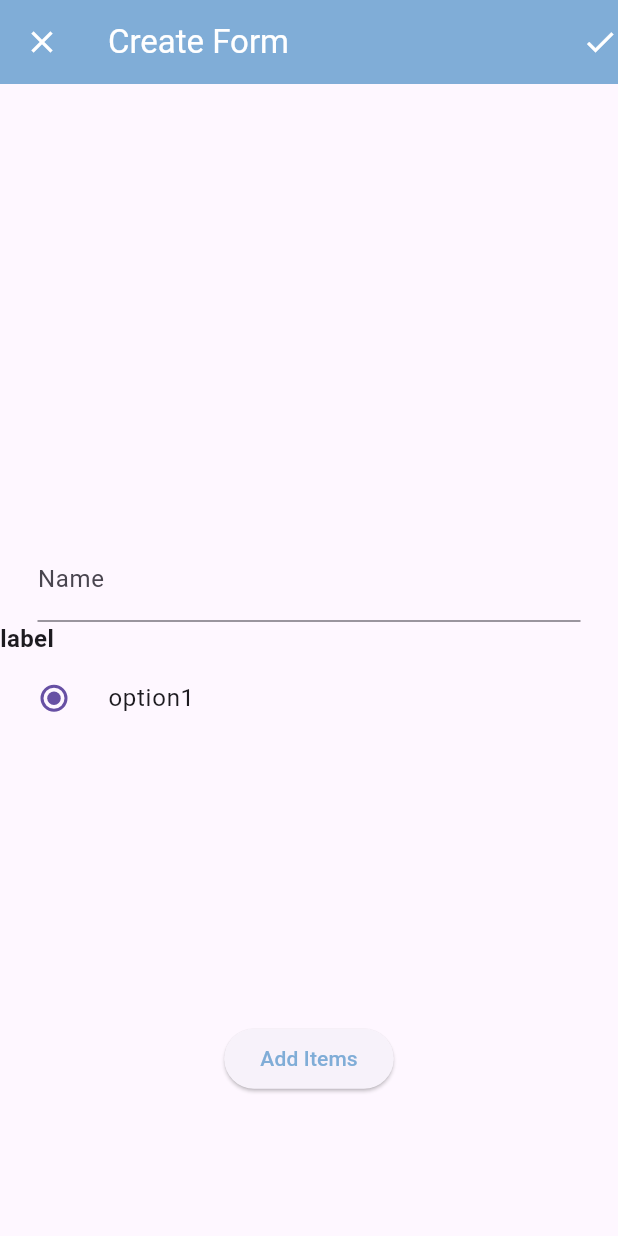
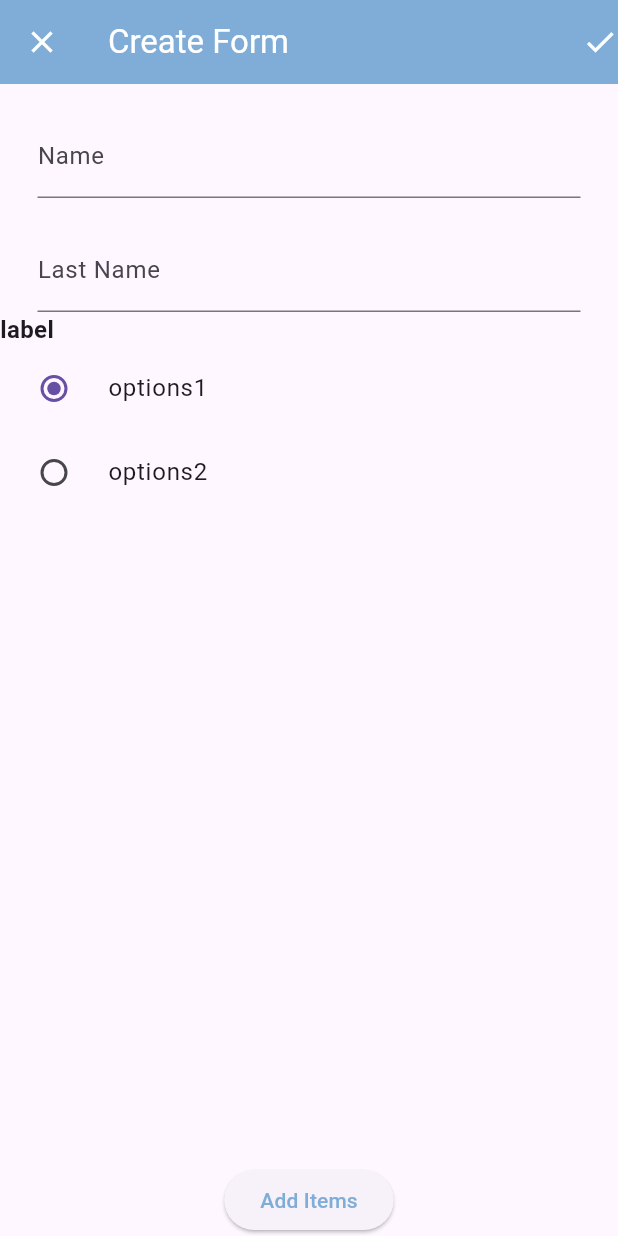
Before and after one commit to WildKoala23/Softshares, a Flutter app: the screen it shows after launch, on a phone screen of 412 x 824 dp. Run offline on Flutter 3.47's test engine with Material 3 defaults, Android fonts, the phone set to English and light mode, and no system bars; our stand-ins replace google_fonts, table_calendar; missing offline and left inert: dev_icons.

Commit message:
edit custom radiio btn and textfield

```diff
--- a/lib/Components/customRadioBtn.dart
+++ b/lib/Components/customRadioBtn.dart
@@ -1,16 +1,16 @@
 import 'package:flutter/material.dart';
 
-class CustomRadioBtn extends StatefulWidget {
+class customRadioBtn extends StatefulWidget {
   final String label;
   final List<String> options;
 
-  const CustomRadioBtn({Key? key, required this.label, required this.options}) : super(key: key);
+  const customRadioBtn({Key? key, required this.label, required this.options}) : super(key: key);
 
   @override
-  State<CustomRadioBtn> createState() => _CustomRadioBtnState();
+  State<customRadioBtn> createState() => _CustomRadioBtnState();
 }
 
-class _CustomRadioBtnState extends State<CustomRadioBtn> {
+class _CustomRadioBtnState extends State<customRadioBtn> {
   late String selectedOption; // Initialize selectedOption
 
   @override
--- a/lib/Components/customTextField.dart
+++ b/lib/Components/customTextField.dart
@@ -2,13 +2,15 @@ import 'package:flutter/material.dart';
 
 class customTextField extends StatefulWidget {
   final String label;
-  const customTextField({super.key, required this.label});
+
+  // Properly define the key parameter in the constructor
+  const customTextField({Key? key, required this.label}) : super(key: key);
 
   @override
-  State<customTextField> createState() => _customTextFieldState();
+  State<customTextField> createState() => _CustomTextFieldState();
 }
 
-class _customTextFieldState extends State<customTextField> {
+class _CustomTextFieldState extends State<customTextField> {
   final TextEditingController labelController = TextEditingController();
 
   @override
@@ -24,7 +26,7 @@ class _customTextFieldState extends State<customTextField> {
       child: TextField(
         controller: labelController,
         decoration: InputDecoration(
-          label: Text(widget.label),
+          labelText: widget.label, // Use labelText instead of label
         ),
       ),
     );
--- a/lib/Pages/createFrom.dart
+++ b/lib/Pages/createFrom.dart
@@ -29,6 +29,9 @@ class _MyWidgetState extends State<createForm> {
   void initState() {
     super.initState();
     formItens.add(customTextField(label: 'Name'));
+    formItens.add(customTextField(label: 'Last Name'));
+    formItens
+        .add(customRadioBtn(label: 'label', options: ['options1', 'options2']));
   }
 
   @override
@@ -36,18 +39,22 @@ class _MyWidgetState extends State<createForm> {
     return Scaffold(
       appBar: appBar(),
       body: Center(
-        child:
-            Column(mainAxisAlignment: MainAxisAlignment.spaceAround, children: [
-          const SizedBox(),
-          //customRadioBtn(label: 'label', options: ['option']),
-          Column(
-            children: [
-              customTextField(label: 'Name'),
-              CustomRadioBtn(label: 'label', options: ['option1'])
-            ],
-          ),
-          addItem(context),
-        ]),
+        child: Column(
+          mainAxisAlignment: MainAxisAlignment.spaceAround,
+          children: [
+            const SizedBox(),
+            Expanded(
+              // Wrap ListView.builder with Expanded
+              child: ListView.builder(
+                itemCount: formItens.length,
+                itemBuilder: (context, index) {
+                  return formItens[index];
+                },
+              ),
+            ),
+            addItem(context),
+          ],
+        ),
       ),
     );
   }
@@ -75,7 +82,12 @@ class _MyWidgetState extends State<createForm> {
     return AppBar(
       backgroundColor: widget.appBarColor,
       foregroundColor: widget.appBarFont,
-      leading: const Icon(Icons.close),
+      leading: IconButton(
+        icon: Icon(Icons.close),
+        onPressed: () {
+          Navigator.pop(context);
+        },
+      ),
       title: const Text('Create Form'),
       actions: const [Icon(Icons.check)],
     );
@@ -144,7 +156,7 @@ class _MyWidgetState extends State<createForm> {
                     route = "/createRadioBtnForm";
                     final result = await Navigator.pushNamed(context, route);
                     if (result != null && result is Map<String, dynamic>) {
-                      item = CustomRadioBtn(
+                      item = customRadioBtn(
                           label: result["userLabel"],
                           options: result["options"]);
                     }
@@ -161,9 +173,7 @@ class _MyWidgetState extends State<createForm> {
                 }
                 /*Add new item to the form list*/
                 if (item != null) {
-                  setState(() {
-                    formItens.add(item!);
-                  });
+                  formItens.add(item);
                   print(formItens.length);
                 }
               },
--- a/lib/test.dart
+++ b/lib/test.dart
@@ -18,7 +18,7 @@ class _testState extends State<test> {
           child: Column(
             mainAxisAlignment: MainAxisAlignment.center,
             children: [
-              CustomRadioBtn(label: 'label', options: ['option1', 'option2']),
+              customRadioBtn(label: 'label', options: ['option1', 'option2']),
             ],
           ),
         ),
```
